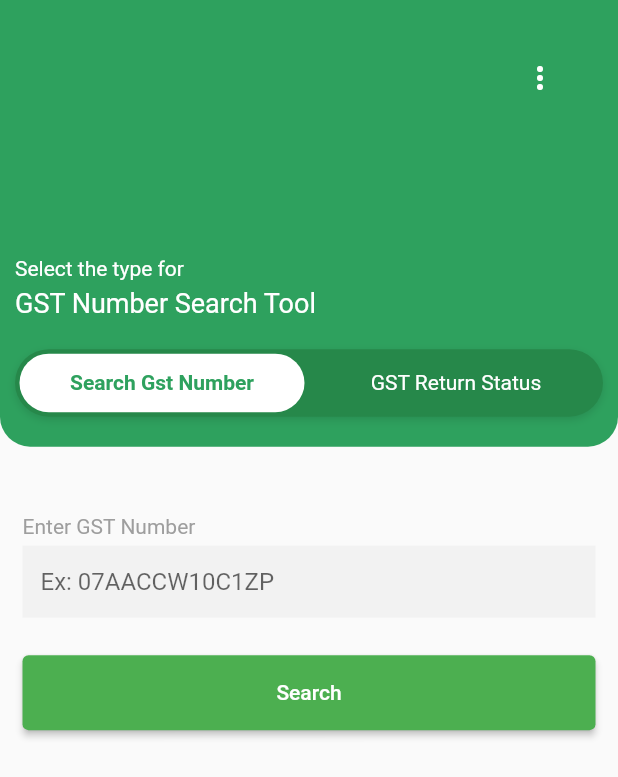
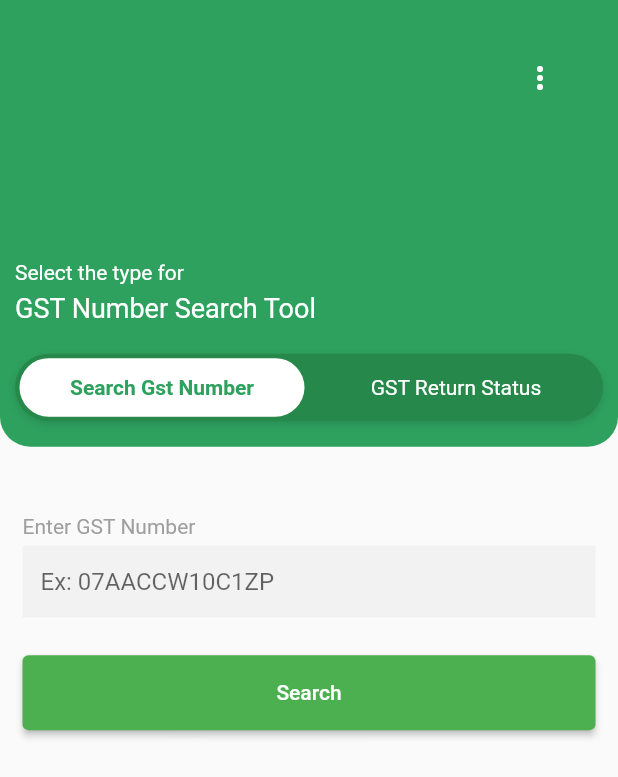
Before and after one commit to ishan0805/masters_india_test, a Flutter app: the screen it shows after launch, on a phone screen of 412 x 824 dp. Shown: the top 777 px of the screen. Run offline on Flutter 3.47's test engine with Material 2 defaults, Android fonts, the phone set to English and light mode, and no system bars; drawn by our look-alikes of flutter_toggle_tab; our stand-ins replace flutter_secure_storage.

Commit message:
error resolved

```diff
--- a/lib/src/screens/gst_search.dart
+++ b/lib/src/screens/gst_search.dart
@@ -82,7 +82,7 @@ class _GstSearchState extends State<GstSearch> {
                         },
                       ),
                       SizedBox(
-                        height: 10,
+                        height: 7,
                       ),
                     ],
                   ),
```
